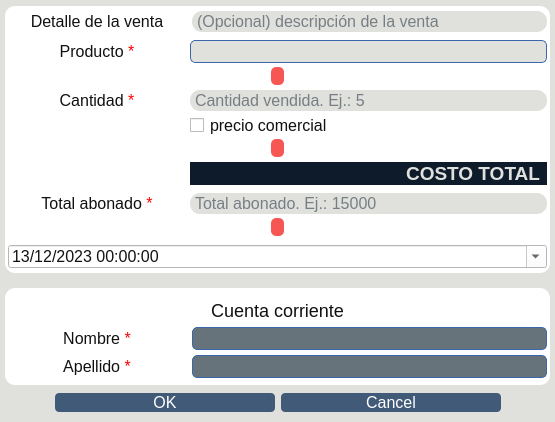
This is ui/saleDialog.ui in Bruno-Heit/programa-forrajeria as Qt 5 draws it before an edit. The edited form follows.
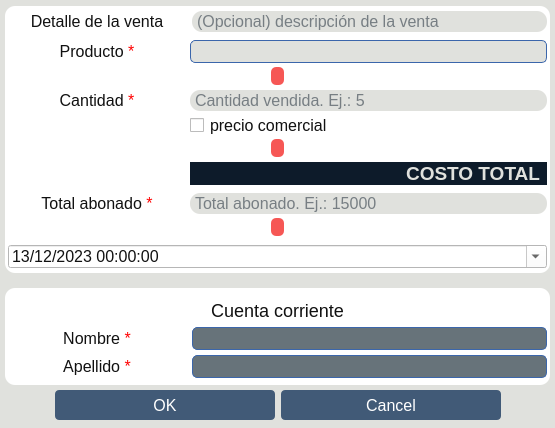
This is the edited form.

Commit message: SLIGHTLY CHANGED design of SaleDialog

```diff
--- a/ui/saleDialog.ui
+++ b/ui/saleDialog.ui
@@ -7,7 +7,7 @@
     <x>0</x>
     <y>0</y>
     <width>555</width>
-    <height>422</height>
+    <height>428</height>
    </rect>
   </property>
   <property name="sizePolicy">
@@ -19,13 +19,13 @@
   <property name="minimumSize">
    <size>
     <width>555</width>
-    <height>422</height>
+    <height>428</height>
    </size>
   </property>
   <property name="maximumSize">
    <size>
     <width>555</width>
-    <height>422</height>
+    <height>428</height>
    </size>
   </property>
   <property name="windowTitle">
@@ -129,8 +129,10 @@
 	border: none;
 	border-radius: 4px;
 	width: 220px;
+	height: 30px;
 }
-QPushButton:hover {
+QPushButton:hover,
+QPushButton:focus {
 	background-color: #3b66ab;
 }
 QPushButton:pressed {
@@ -923,13 +925,13 @@
      <property name="minimumSize">
       <size>
        <width>0</width>
-       <height>26</height>
+       <height>30</height>
       </size>
      </property>
      <property name="maximumSize">
       <size>
        <width>16777215</width>
-       <height>26</height>
+       <height>30</height>
       </size>
      </property>
      <property name="orientation">
```
The commit also changes 1 other file.
